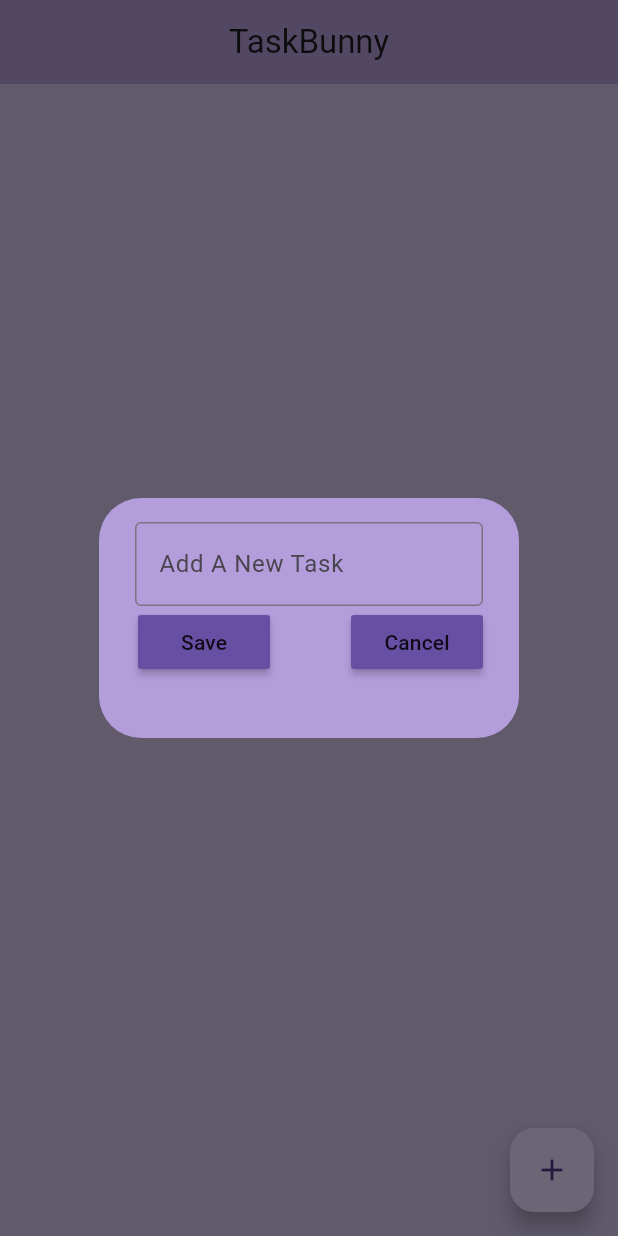
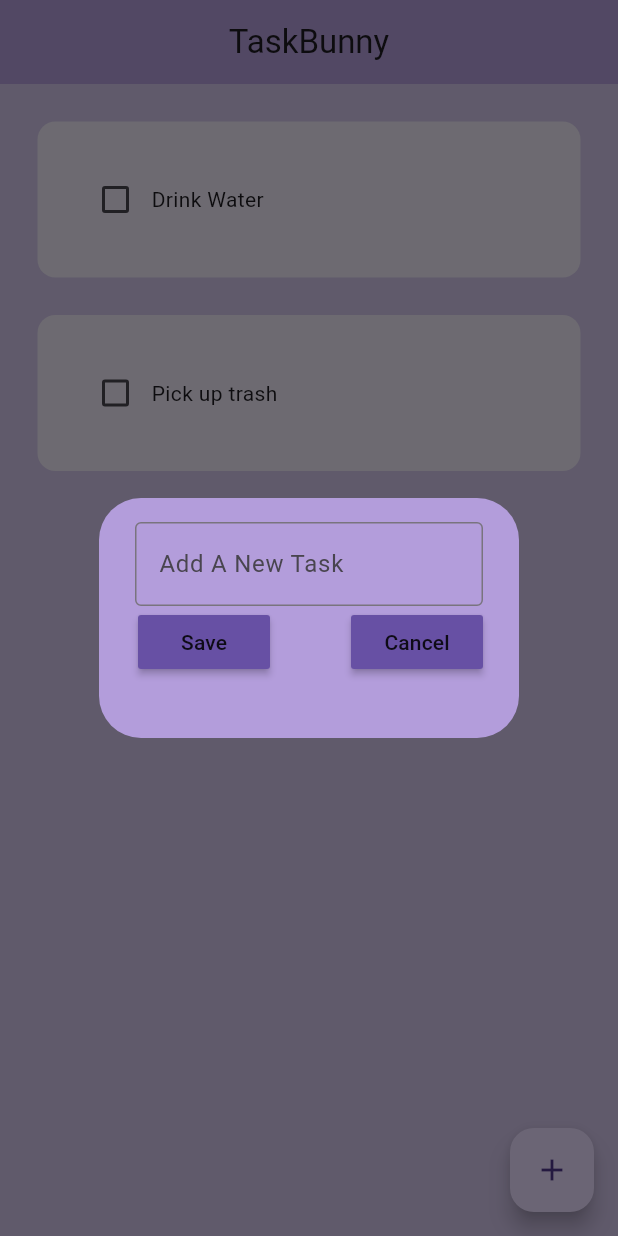
Before and after one commit to khushboojain01/taskbunny, a Flutter app: the screen it shows after launch, after a tap on the "add" icon, on a phone screen of 412 x 824 dp. Run offline on Flutter 3.47's test engine with Material 3 defaults, Android fonts, the phone set to English and light mode, and no system bars; drawn by our look-alikes of flutter_slidable; our stand-ins replace hive, hive_flutter; accounts and stored records are empty.

Commit message:
successfully created a basic todo app using hive database

```diff
--- a/lib/data/database.dart
+++ b/lib/data/database.dart
@@ -3,5 +3,26 @@
 class ToDoDataBase{
   //reference the boxopen
   List toDoList = [];
-  final _myBox = Hive.openBox('myBox');
+  final _myBox = Hive.box('myBox');
+
+  //if this is the first time ever opening this app
+  void createInitialData(){
+    toDoList = [
+      ["Drink Water",false],
+      ["Pick up trash", false],
+      //default values set so that user gets familiar using the app
+    ];
+  }
+
+  //load the data from the database
+  void loadData() {
+    toDoList = _myBox.get("TODOLIST"); //key todolist
+
+  }
+
+  //update the database
+  void updateDataBase () {
+    _myBox.put("TODOLIST", toDoList);
+  }
+
 }
--- a/lib/pages/home_page.dart
+++ b/lib/pages/home_page.dart
@@ -13,34 +13,53 @@
 }
 
 class _HomePageState extends State<HomePage> {
-  //referencing the hive box
-  final _myBox = Hive.openBox('mybox');
+
+  // referencing the hive box
+  final _myBox = Hive.box('mybox');
+
+   // instantiation of database
   ToDoDataBase db = ToDoDataBase();
-  //instantiation of database
+
+  @override
+  void initState() {
+    //if this is the first time ever opening the app, then create default data
+    if (_myBox.get("TODOLIST")== null ) {
+      db.createInitialData();
+    } else {
+      //if not the first time user using the app, data already exists, then
+      db.loadData();
+    }
+    super.initState();
+  }
+
 
 
   final _controller = TextEditingController();
 
   // List of todo tasks
-  /*List toDoList = [
+  /*
+  List toDoList = [
     ["bake a cake", false],
     ["Do Exercise", false],
   ];
-*/
+  */
+
   // Checkbox is tapped
   void checkBoxChanged(bool? value, int index) {
     setState(() {
       db.toDoList[index][1] = !db.toDoList[index][1];
     });
+    db.updateDataBase();
   }
 
   // Save new task
   void saveNewTask() {
     setState(() {
-     db.toDoList.add([_controller.text, false]);
+      db.toDoList.add([_controller.text, false]);
       _controller.clear();
     });
     Navigator.of(context).pop();
+    db.updateDataBase();
   }
 
   // Create a new task
@@ -55,6 +74,7 @@
         );
       },
     );
+    db.updateDataBase();
   }
 
   // Delete task
@@ -62,6 +82,7 @@
     setState(() {
       db.toDoList.removeAt(index);
     });
+    db.updateDataBase();
   }
 
   @override
```
